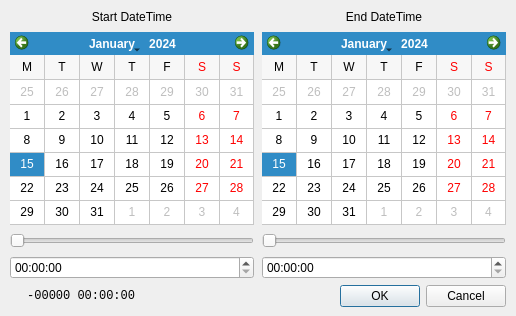
qtepics/qeframework, file qeframeworkSup/project/widgets/QEStripChart/QEStripChartTimeDialog.ui: the form before one commit.
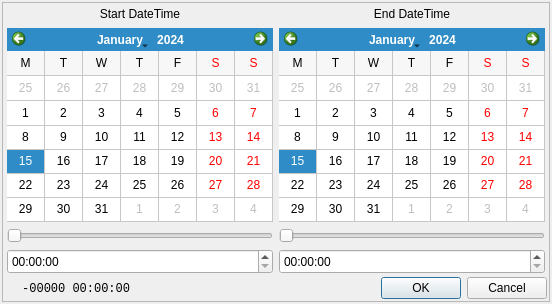
The form after the commit.

Commit message: StripChart time dialog - make minimum calendar widget sizes a bit larger, and also make the widgets stretch as the form is stretched. Also do similar to PV Load Save time selection dialog.

```diff
--- a/qeframeworkSup/project/widgets/QEStripChart/QEStripChartTimeDialog.ui
+++ b/qeframeworkSup/project/widgets/QEStripChart/QEStripChartTimeDialog.ui
@@ -6,38 +6,103 @@
    <rect>
     <x>0</x>
     <y>0</y>
-    <width>516</width>
-    <height>316</height>
+    <width>552</width>
+    <height>304</height>
    </rect>
   </property>
-  <property name="minimumSize">
-   <size>
-    <width>516</width>
-    <height>316</height>
-   </size>
-  </property>
   <property name="windowTitle">
    <string>Start/End Date Times</string>
   </property>
-  <widget class="QWidget" name="layoutWidget">
-   <property name="geometry">
-    <rect>
-     <x>10</x>
-     <y>10</y>
-     <width>496</width>
-     <height>297</height>
-    </rect>
-   </property>
    <layout class="QVBoxLayout" name="verticalLayout_3">
+   <property name="leftMargin">
+    <number>2</number>
+   </property>
+   <property name="topMargin">
+    <number>2</number>
+   </property>
+   <property name="rightMargin">
+    <number>2</number>
+   </property>
+   <property name="bottomMargin">
+    <number>2</number>
+   </property>
     <item>
-     <layout class="QHBoxLayout" name="horizontalLayout">
+    <widget class="QFrame" name="mainFrame">
+     <property name="minimumSize">
+      <size>
+       <width>548</width>
+       <height>300</height>
+      </size>
+     </property>
+     <property name="frameShape">
+      <enum>QFrame::StyledPanel</enum>
+     </property>
+     <property name="frameShadow">
+      <enum>QFrame::Raised</enum>
+     </property>
+     <layout class="QVBoxLayout" name="verticalLayout_4">
       <property name="spacing">
-       <number>8</number>
+       <number>0</number>
       </property>
+      <property name="leftMargin">
+       <number>0</number>
+      </property>
+      <property name="topMargin">
+       <number>0</number>
+      </property>
+      <property name="rightMargin">
+       <number>0</number>
+      </property>
+      <property name="bottomMargin">
+       <number>0</number>
+      </property>
       <item>
+       <widget class="QWidget" name="widget_2" native="true">
+        <layout class="QHBoxLayout" name="horizontalLayout_4">
+         <property name="spacing">
+          <number>2</number>
+         </property>
+         <property name="leftMargin">
+          <number>2</number>
+         </property>
+         <property name="topMargin">
+          <number>2</number>
+         </property>
+         <property name="rightMargin">
+          <number>2</number>
+         </property>
+         <property name="bottomMargin">
+          <number>2</number>
+         </property>
+         <item>
+          <widget class="QWidget" name="widget_3" native="true">
+           <property name="minimumSize">
+            <size>
+             <width>236</width>
+             <height>252</height>
+            </size>
+           </property>
        <layout class="QVBoxLayout" name="verticalLayout">
+            <property name="leftMargin">
+             <number>2</number>
+            </property>
+            <property name="topMargin">
+             <number>0</number>
+            </property>
+            <property name="rightMargin">
+             <number>2</number>
+            </property>
+            <property name="bottomMargin">
+             <number>0</number>
+            </property>
         <item>
          <widget class="QLabel" name="label">
+              <property name="minimumSize">
+               <size>
+                <width>0</width>
+                <height>17</height>
+               </size>
+              </property>
           <property name="text">
            <string>Start DateTime</string>
           </property>
@@ -48,16 +113,10 @@
         </item>
         <item>
          <widget class="QCalendarWidget" name="startDate">
-          <property name="sizePolicy">
-           <sizepolicy hsizetype="Preferred" vsizetype="Preferred">
-            <horstretch>0</horstretch>
-            <verstretch>0</verstretch>
-           </sizepolicy>
-          </property>
           <property name="minimumSize">
            <size>
             <width>240</width>
-            <height>180</height>
+                <height>168</height>
            </size>
           </property>
           <property name="minimumDate">
@@ -93,6 +152,12 @@
         </item>
         <item>
          <widget class="QSlider" name="startTimeSlider">
+              <property name="minimumSize">
+               <size>
+                <width>0</width>
+                <height>15</height>
+               </size>
+              </property>
           <property name="maximum">
            <number>239</number>
           </property>
@@ -103,17 +168,49 @@
         </item>
         <item>
          <widget class="QTimeEdit" name="startTimeEdit">
+              <property name="minimumSize">
+               <size>
+                <width>0</width>
+                <height>25</height>
+               </size>
+              </property>
           <property name="displayFormat">
            <string>hh:mm:ss</string>
           </property>
          </widget>
         </item>
        </layout>
+          </widget>
       </item>
       <item>
+          <widget class="QWidget" name="widget_4" native="true">
+           <property name="minimumSize">
+            <size>
+             <width>236</width>
+             <height>252</height>
+            </size>
+           </property>
        <layout class="QVBoxLayout" name="verticalLayout_2">
+            <property name="leftMargin">
+             <number>2</number>
+            </property>
+            <property name="topMargin">
+             <number>0</number>
+            </property>
+            <property name="rightMargin">
+             <number>2</number>
+            </property>
+            <property name="bottomMargin">
+             <number>0</number>
+            </property>
         <item>
          <widget class="QLabel" name="label_2">
+              <property name="minimumSize">
+               <size>
+                <width>0</width>
+                <height>17</height>
+               </size>
+              </property>
           <property name="text">
            <string>End DateTime</string>
           </property>
@@ -124,16 +221,10 @@
         </item>
         <item>
          <widget class="QCalendarWidget" name="endDate">
-          <property name="sizePolicy">
-           <sizepolicy hsizetype="Preferred" vsizetype="Preferred">
-            <horstretch>0</horstretch>
-            <verstretch>0</verstretch>
-           </sizepolicy>
-          </property>
           <property name="minimumSize">
            <size>
             <width>240</width>
-            <height>180</height>
+                <height>168</height>
            </size>
           </property>
           <property name="minimumDate">
@@ -169,6 +260,12 @@
         </item>
         <item>
          <widget class="QSlider" name="endTimeSlider">
+              <property name="minimumSize">
+               <size>
+                <width>0</width>
+                <height>15</height>
+               </size>
+              </property>
           <property name="maximum">
            <number>239</number>
           </property>
@@ -179,17 +276,53 @@
         </item>
         <item>
          <widget class="QTimeEdit" name="endTimeEdit">
+              <property name="minimumSize">
+               <size>
+                <width>0</width>
+                <height>25</height>
+               </size>
+              </property>
           <property name="displayFormat">
            <string>hh:mm:ss</string>
           </property>
          </widget>
         </item>
        </layout>
-      </item>
-     </layout>
+          </widget>
+         </item>
+        </layout>
+       </widget>
     </item>
     <item>
-     <layout class="QHBoxLayout" name="horizontalLayout_2">
+       <widget class="QWidget" name="widget_1" native="true">
+        <property name="minimumSize">
+         <size>
+          <width>0</width>
+          <height>25</height>
+         </size>
+        </property>
+        <property name="maximumSize">
+         <size>
+          <width>16777215</width>
+          <height>25</height>
+         </size>
+        </property>
+        <layout class="QHBoxLayout" name="horizontalLayout_3">
+         <property name="spacing">
+          <number>0</number>
+         </property>
+         <property name="leftMargin">
+          <number>2</number>
+         </property>
+         <property name="topMargin">
+          <number>0</number>
+         </property>
+         <property name="rightMargin">
+          <number>2</number>
+         </property>
+         <property name="bottomMargin">
+          <number>0</number>
+         </property>
       <item>
        <widget class="QLabel" name="duration">
         <property name="minimumSize">
@@ -221,8 +354,8 @@
         </property>
         <property name="sizeHint" stdset="0">
          <size>
-          <width>40</width>
-          <height>20</height>
+             <width>204</width>
+             <height>17</height>
          </size>
         </property>
        </spacer>
@@ -231,7 +364,7 @@
        <widget class="QDialogButtonBox" name="buttonBox">
         <property name="minimumSize">
          <size>
-          <width>180</width>
+             <width>188</width>
           <height>0</height>
          </size>
         </property>
@@ -241,9 +374,12 @@
        </widget>
       </item>
      </layout>
+       </widget>
     </item>
    </layout>
   </widget>
+   </item>
+  </layout>
  </widget>
  <resources/>
  <connections/>
```
Lines whose indentation alone changed are shown as unchanged. The commit also changes 1 other file.
